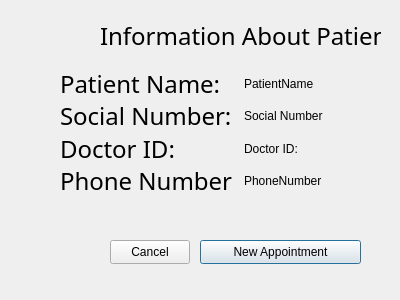
KittimasakBunrat/GroupFour_DoctorsOffice, file GroupFour_DoctorsOffice/patientpage.ui: the form before one commit.
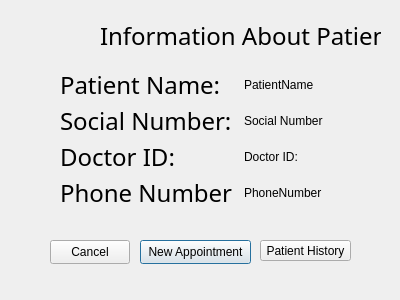
The form after the commit.

Commit message:
Added patient history dialogbox
dialogbox

What changed in the file:
```diff
--- a/GroupFour_DoctorsOffice/patientpage.ui
+++ b/GroupFour_DoctorsOffice/patientpage.ui
@@ -35,9 +35,9 @@
   <widget class="QPushButton" name="pushButton">
    <property name="geometry">
     <rect>
-     <x>200</x>
+     <x>140</x>
      <y>240</y>
-     <width>161</width>
+     <width>111</width>
      <height>24</height>
     </rect>
    </property>
@@ -48,7 +48,7 @@
   <widget class="QPushButton" name="pushButton_2">
    <property name="geometry">
     <rect>
-     <x>110</x>
+     <x>50</x>
      <y>240</y>
      <width>80</width>
      <height>24</height>
@@ -64,7 +64,7 @@
      <x>60</x>
      <y>70</y>
      <width>291</width>
-     <height>124</height>
+     <height>138</height>
     </rect>
    </property>
    <layout class="QHBoxLayout" name="horizontalLayout">
@@ -158,6 +158,19 @@
     </item>
    </layout>
   </widget>
+  <widget class="QPushButton" name="pushButton_3">
+   <property name="geometry">
+    <rect>
+     <x>260</x>
+     <y>240</y>
+     <width>91</width>
+     <height>21</height>
+    </rect>
+   </property>
+   <property name="text">
+    <string>Patient History</string>
+   </property>
+  </widget>
  </widget>
  <resources/>
  <connections/>
```
The commit also changes 7 other files.
